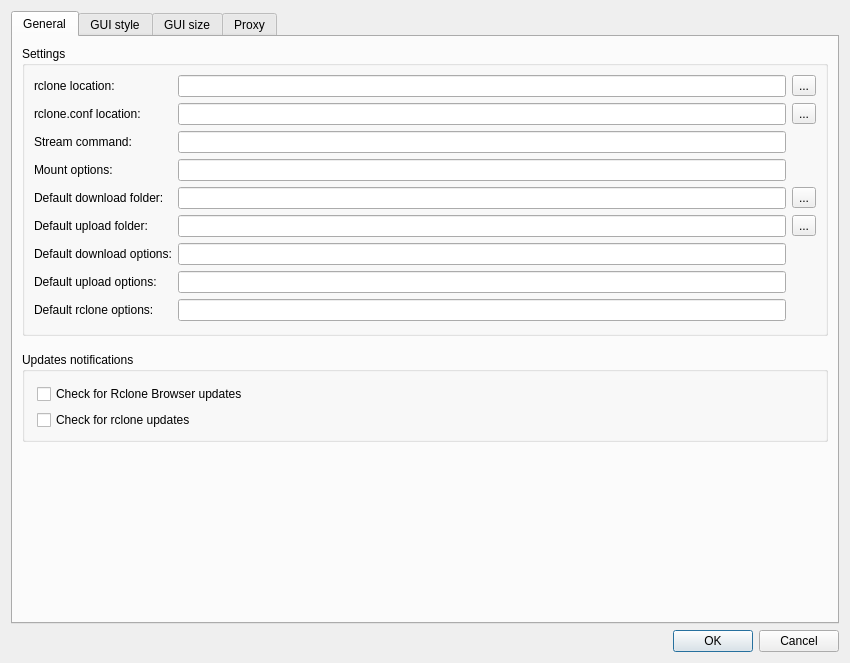
holazt/RcloneBrowser, file src/preferences_dialog.ui: the form before one commit.
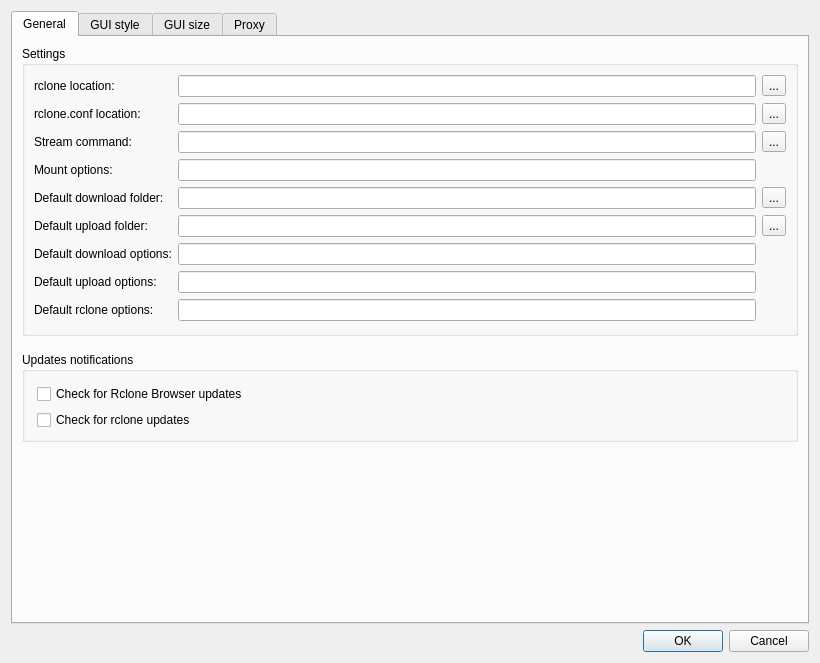
The form after the commit.

Diff of the .ui file:
```diff
--- a/src/preferences_dialog.ui
+++ b/src/preferences_dialog.ui
@@ -12,7 +12,7 @@
   </property>
   <property name="minimumSize">
    <size>
-    <width>850</width>
+    <width>820</width>
     <height>0</height>
    </size>
   </property>
@@ -181,6 +181,13 @@
             </property>
            </widget>
           </item>
+          <item row="6" column="2">
+           <widget class="QToolButton" name="streamBrowse">
+            <property name="text">
+             <string>...</string>
+            </property>
+           </widget>
+          </item>
           <item row="7" column="1">
            <widget class="QLineEdit" name="mount">
             <property name="sizePolicy">
```
Left out of the diff: 9 changed lines with no effect on the pictures.
